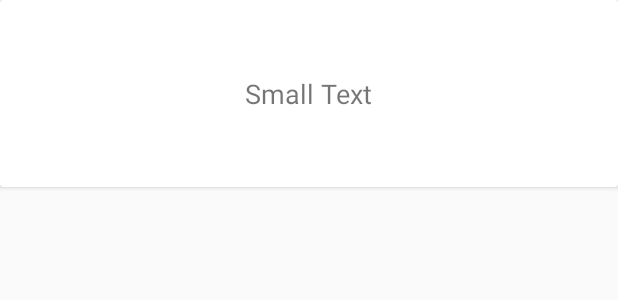
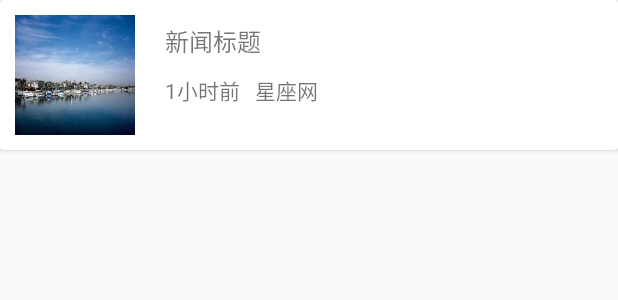
Before and after one commit to Arisono/NewsApp, an Android app: the layout adapter_item_news.xml on its own in the app's theme, with its tools: preview values and no code run, on a phone screen of 412 x 824 dp. Shown: the top 300 px of the screen. Run offline under Robolectric (Android 15) with nearby library versions, the phone set to English and light mode, and no system bars.

Commit message:
3.35:17:13 新闻布局基本修改

```diff
--- a/app/src/main/res/layout/adapter_item_news.xml
+++ b/app/src/main/res/layout/adapter_item_news.xml
@@ -5,9 +5,64 @@
     android:layout_height="match_parent">
     <android.support.v7.widget.CardView
         android:layout_width="match_parent"
-        android:layout_height="wrap_content"
-      >
-    <TextView
+        android:layout_height="wrap_content">
+        <LinearLayout
+            android:layout_width="match_parent"
+            android:layout_height="wrap_content"
+            android:orientation="vertical">
+            <LinearLayout
+                android:layout_width="match_parent"
+                android:layout_height="wrap_content"
+                android:orientation="horizontal">
+                <!--左边图片-->
+                <ImageView
+                    android:layout_width="80dp"
+                    android:layout_height="80dp"
+                    android:background="@mipmap/icon_news_case1"
+                    android:layout_margin="10dp" />
+                <LinearLayout
+                    android:layout_width="match_parent"
+                    android:layout_height="wrap_content"
+                    android:orientation="vertical"
+                    android:layout_margin="10dp">
+                    <TextView
+                        android:id="@+id/tv_news_title"
+                        android:layout_width="match_parent"
+                        android:layout_height="wrap_content"
+                        android:text="@string/news_title"
+                        android:layout_gravity="top"
+                        android:layout_marginTop="5dp"
+                        android:textSize="16sp" />
+                    <!--多图情况-->
+                    <LinearLayout
+                        android:layout_width="match_parent"
+                        android:layout_height="wrap_content"
+                        android:orientation="horizontal">
+
+                    </LinearLayout>
+                    <!--发布时间，来源-->
+                    <LinearLayout
+                        android:layout_width="match_parent"
+                        android:layout_height="wrap_content"
+                        android:orientation="horizontal"
+                        android:layout_marginTop="10dp"
+                        android:layout_marginBottom="10dp">
+                         <TextView
+                             android:layout_width="wrap_content"
+                             android:layout_height="wrap_content"
+                             android:text="@string/news_time_create"/>
+                        <TextView
+                            android:layout_width="wrap_content"
+                            android:layout_height="wrap_content"
+                            android:text="@string/news_source"
+                            android:layout_marginLeft="10dp" />
+                    </LinearLayout>
+                </LinearLayout>
+
+            </LinearLayout>
+
+        </LinearLayout>
+<!--    <TextView
         android:layout_width="wrap_content"
         android:layout_height="wrap_content"
         android:textAppearance="?android:attr/textAppearanceSmall"
@@ -16,6 +71,6 @@
         android:layout_gravity="center_horizontal"
         android:layout_marginTop="50dp"
         android:layout_marginBottom="50dp"
-        android:textSize="18sp" />
+        android:textSize="18sp" />-->
     </android.support.v7.widget.CardView>
 </LinearLayout>
--- a/app/src/main/res/values/strings.xml
+++ b/app/src/main/res/values/strings.xml
@@ -3,4 +3,8 @@
     <string name="title_activity_index">新闻中心</string>
     <string name="appbar_scrolling_view_behavior">android.support.design.widget.AppBarLayout$ScrollingViewBehavior</string>
     <string name="title_activity_login">LoginActivity</string>
+
+    <string name="news_title">新闻标题</string>
+    <string name="news_time_create">1小时前</string>
+    <string name="news_source">星座网</string>
 </resources>
```
Also changed, not shown: app/src/main/java/com/news/ui/fragment/NewsFragment.java (+0 -52 lines), app/src/main/java/com/news/model/NewsListEntity.java (indentation only), app/src/main/res/mipmap-hdpi/icon_news_case1.jpg (added).
